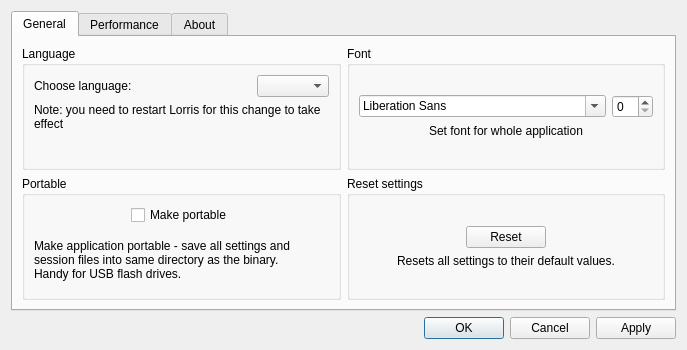
Above: src/ui/settingsdialog.ui from Tasssadar/Lorris before the change. Below: the same form after it.
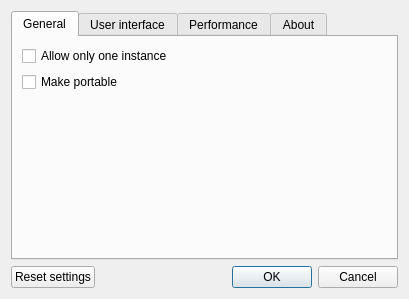
That is the form after the change. The open tabs and pages were chosen to show the change.

Patch:
```diff
--- a/src/ui/settingsdialog.ui
+++ b/src/ui/settingsdialog.ui
@@ -6,8 +6,8 @@
    <rect>
     <x>0</x>
     <y>0</y>
-    <width>687</width>
-    <height>350</height>
+    <width>409</width>
+    <height>299</height>
    </rect>
   </property>
   <property name="windowTitle">
@@ -23,8 +23,51 @@
       <attribute name="title">
        <string>General</string>
       </attribute>
-      <layout class="QGridLayout" name="gridLayout">
-       <item row="0" column="0">
+      <layout class="QVBoxLayout" name="verticalLayout_5">
+       <item>
+        <widget class="QCheckBox" name="instanceBox">
+         <property name="toolTip">
+          <string>When you try to open application again, only new window will be created. </string>
+         </property>
+         <property name="text">
+          <string>Allow only one instance</string>
+         </property>
+        </widget>
+       </item>
+       <item>
+        <widget class="QCheckBox" name="portableBox">
+         <property name="toolTip">
+          <string>Make application portable - save all settings and session files into same directory as the binary.
+Handy for USB flash drives.</string>
+         </property>
+         <property name="text">
+          <string>Make portable</string>
+         </property>
+        </widget>
+       </item>
+       <item>
+        <spacer name="verticalSpacer_7">
+         <property name="orientation">
+          <enum>Qt::Vertical</enum>
+         </property>
+         <property name="sizeHint" stdset="0">
+          <size>
+           <width>20</width>
+           <height>151</height>
+          </size>
+         </property>
+        </spacer>
+       </item>
+      </layout>
+      <zorder>portableBox</zorder>
+      <zorder>instanceBox</zorder>
+     </widget>
+     <widget class="QWidget" name="tab_4">
+      <attribute name="title">
+       <string>User interface</string>
+      </attribute>
+      <layout class="QVBoxLayout" name="verticalLayout_4">
+       <item>
         <widget class="QGroupBox" name="groupBox">
          <property name="title">
           <string>Language</string>
@@ -83,7 +126,7 @@
          </layout>
         </widget>
        </item>
-       <item row="0" column="1">
+       <item>
         <widget class="QGroupBox" name="groupBox_2">
          <property name="title">
           <string>Font</string>
@@ -147,188 +190,6 @@
          </layout>
         </widget>
        </item>
-       <item row="1" column="1">
-        <widget class="QGroupBox" name="groupBox_4">
-         <property name="title">
-          <string>Reset settings</string>
-         </property>
-         <layout class="QVBoxLayout" name="verticalLayout_5">
-          <item>
-           <spacer name="verticalSpacer_9">
-            <property name="orientation">
-             <enum>Qt::Vertical</enum>
-            </property>
-            <property name="sizeType">
-             <enum>QSizePolicy::MinimumExpanding</enum>
-            </property>
-            <property name="sizeHint" stdset="0">
-             <size>
-              <width>20</width>
-              <height>0</height>
-             </size>
-            </property>
-           </spacer>
-          </item>
-          <item>
-           <layout class="QHBoxLayout" name="horizontalLayout_3">
-            <item>
-             <spacer name="horizontalSpacer_2">
-              <property name="orientation">
-               <enum>Qt::Horizontal</enum>
-              </property>
-              <property name="sizeType">
-               <enum>QSizePolicy::MinimumExpanding</enum>
-              </property>
-              <property name="sizeHint" stdset="0">
-               <size>
-                <width>40</width>
-                <height>20</height>
-               </size>
-              </property>
-             </spacer>
-            </item>
-            <item>
-             <widget class="QPushButton" name="resetBtn">
-              <property name="sizePolicy">
-               <sizepolicy hsizetype="Fixed" vsizetype="Fixed">
-                <horstretch>0</horstretch>
-                <verstretch>0</verstretch>
-               </sizepolicy>
-              </property>
-              <property name="text">
-               <string>Reset</string>
-              </property>
-             </widget>
-            </item>
-            <item>
-             <spacer name="horizontalSpacer">
-              <property name="orientation">
-               <enum>Qt::Horizontal</enum>
-              </property>
-              <property name="sizeType">
-               <enum>QSizePolicy::MinimumExpanding</enum>
-              </property>
-              <property name="sizeHint" stdset="0">
-               <size>
-                <width>40</width>
-                <height>20</height>
-               </size>
-              </property>
-             </spacer>
-            </item>
-           </layout>
-          </item>
-          <item>
-           <widget class="QLabel" name="label_5">
-            <property name="text">
-             <string>Resets all settings to their default values.</string>
-            </property>
-            <property name="alignment">
-             <set>Qt::AlignCenter</set>
-            </property>
-            <property name="wordWrap">
-             <bool>true</bool>
-            </property>
-           </widget>
-          </item>
-          <item>
-           <spacer name="verticalSpacer_7">
-            <property name="orientation">
-             <enum>Qt::Vertical</enum>
-            </property>
-            <property name="sizeType">
-             <enum>QSizePolicy::MinimumExpanding</enum>
-            </property>
-            <property name="sizeHint" stdset="0">
-             <size>
-              <width>20</width>
-              <height>0</height>
-             </size>
-            </property>
-           </spacer>
-          </item>
-         </layout>
-        </widget>
-       </item>
-       <item row="1" column="0">
-        <widget class="QGroupBox" name="groupBox_3">
-         <property name="title">
-          <string>Portable</string>
-         </property>
-         <layout class="QVBoxLayout" name="verticalLayout_4">
-          <item>
-           <layout class="QHBoxLayout" name="horizontalLayout_4">
-            <item>
-             <spacer name="horizontalSpacer_4">
-              <property name="orientation">
-               <enum>Qt::Horizontal</enum>
-              </property>
-              <property name="sizeType">
-               <enum>QSizePolicy::MinimumExpanding</enum>
-              </property>
-              <property name="sizeHint" stdset="0">
-               <size>
-                <width>40</width>
-                <height>20</height>
-               </size>
-              </property>
-             </spacer>
-            </item>
-            <item>
-             <widget class="QCheckBox" name="portableBox">
-              <property name="text">
-               <string>Make portable</string>
-              </property>
-             </widget>
-            </item>
-            <item>
-             <spacer name="horizontalSpacer_3">
-              <property name="orientation">
-               <enum>Qt::Horizontal</enum>
-              </property>
-              <property name="sizeType">
-               <enum>QSizePolicy::MinimumExpanding</enum>
-              </property>
-              <property name="sizeHint" stdset="0">
-               <size>
-                <width>40</width>
-                <height>20</height>
-               </size>
-              </property>
-             </spacer>
-            </item>
-           </layout>
-          </item>
-          <item>
-           <widget class="QLabel" name="label_4">
-            <property name="text">
-             <string>Make application portable - save all settings and session files into same directory as the binary.
-Handy for USB flash drives.</string>
-            </property>
-            <property name="wordWrap">
-             <bool>true</bool>
-            </property>
-           </widget>
-          </item>
-          <item>
-           <spacer name="verticalSpacer_6">
-            <property name="orientation">
-             <enum>Qt::Vertical</enum>
-            </property>
-            <property name="sizeType">
-             <enum>QSizePolicy::Minimum</enum>
-            </property>
-            <property name="sizeHint" stdset="0">
-             <size>
-              <width>20</width>
-              <height>0</height>
-             </size>
-            </property>
-           </spacer>
-          </item>
-         </layout>
-        </widget>
-       </item>
       </layout>
      </widget>
      <widget class="QWidget" name="tab_3">
@@ -577,14 +438,34 @@
     </widget>
    </item>
    <item>
-    <widget class="QDialogButtonBox" name="buttonBox">
-     <property name="orientation">
-      <enum>Qt::Horizontal</enum>
-     </property>
-     <property name="standardButtons">
-      <set>QDialogButtonBox::Apply|QDialogButtonBox::Cancel|QDialogButtonBox::Ok</set>
-     </property>
-    </widget>
+    <layout class="QHBoxLayout" name="horizontalLayout_7">
+     <item>
+      <widget class="QPushButton" name="resetBtn">
+       <property name="sizePolicy">
+        <sizepolicy hsizetype="Fixed" vsizetype="Fixed">
+         <horstretch>0</horstretch>
+         <verstretch>0</verstretch>
+        </sizepolicy>
+       </property>
+       <property name="toolTip">
+        <string>Resets all settings to their default values.</string>
+       </property>
+       <property name="text">
+        <string>Reset settings</string>
+       </property>
+      </widget>
+     </item>
+     <item>
+      <widget class="QDialogButtonBox" name="buttonBox">
+       <property name="orientation">
+        <enum>Qt::Horizontal</enum>
+       </property>
+       <property name="standardButtons">
+        <set>QDialogButtonBox::Cancel|QDialogButtonBox::Ok</set>
+       </property>
+      </widget>
+     </item>
+    </layout>
    </item>
   </layout>
  </widget>
```
Left out of the diff: 8 changed lines with no effect on the pictures.
